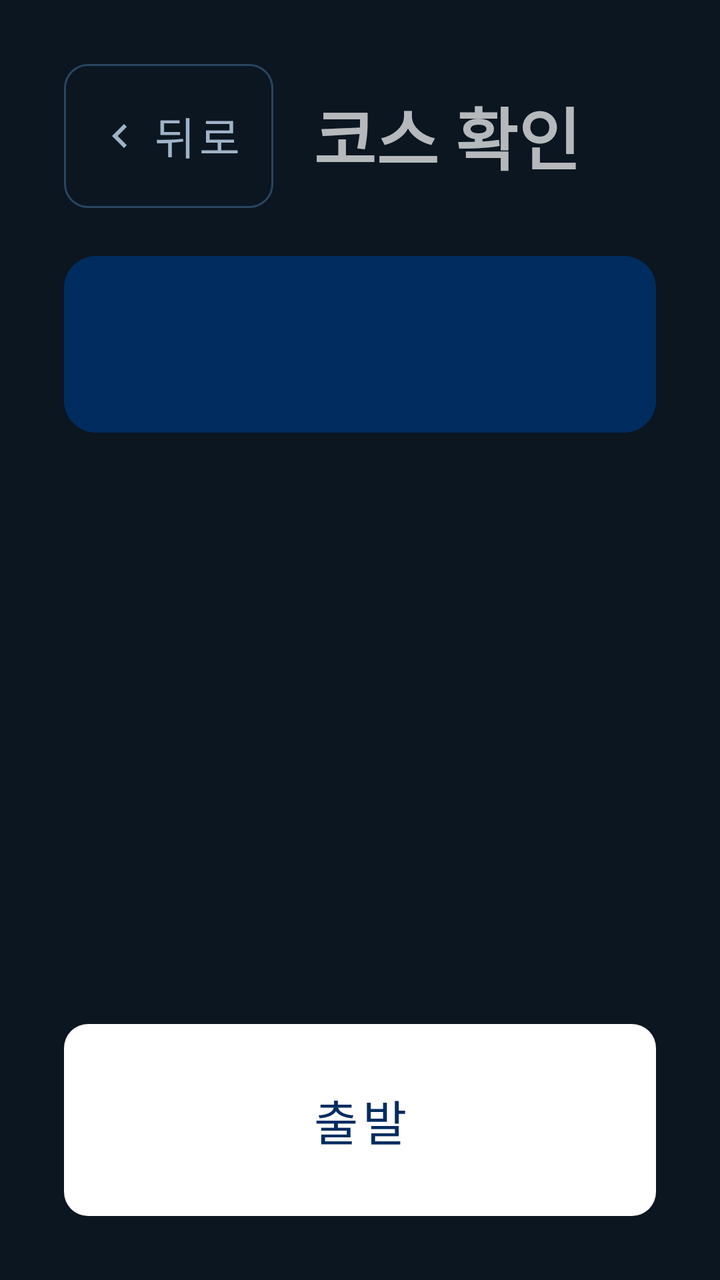
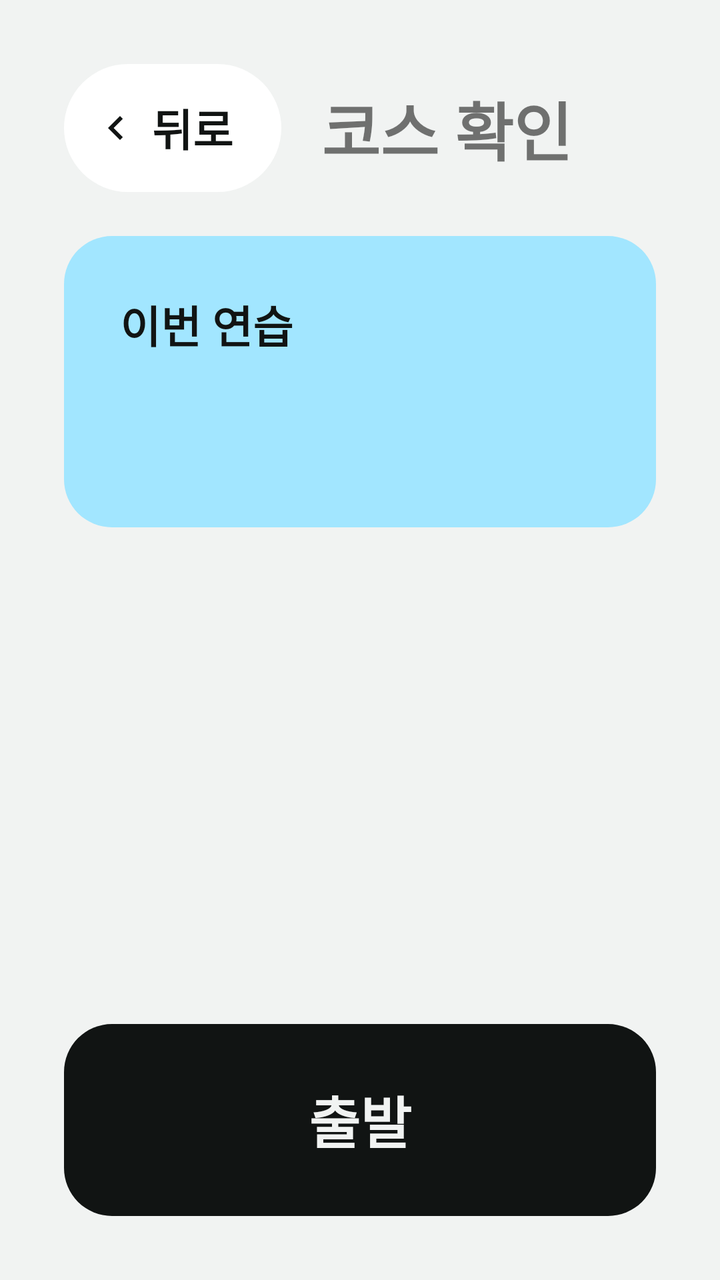

The first picture is an Android layout as it rendered before a commit; the second is the same layout after the commit. The layout source and the unified diff follow.
<!-- AndroidManifest.xml: application theme Theme.Jeonunbochocar -->
<!-- res/layout/screen_confirm.xml -->
<?xml version="1.0" encoding="utf-8"?>
<LinearLayout xmlns:android="http://schemas.android.com/apk/res/android"
    android:layout_width="match_parent"
    android:layout_height="match_parent"
    android:orientation="vertical"
    android:padding="32dp">

    <LinearLayout
        android:layout_width="match_parent"
        android:layout_height="wrap_content"
        android:gravity="center_vertical"
        android:orientation="horizontal">

        <Button
            android:id="@+id/btnBack"
            style="@style/Jb.Button.Back"
            android:layout_width="wrap_content"
            android:layout_height="72dp"
            android:layout_marginEnd="20dp"
            android:text="뒤로" />

        <TextView
            android:layout_width="wrap_content"
            android:layout_height="wrap_content"
            android:text="코스 확인"
            android:textSize="34sp"
            android:textStyle="bold" />
    </LinearLayout>

    <ScrollView
        android:layout_width="match_parent"
        android:layout_height="0dp"
        android:layout_marginTop="24dp"
        android:layout_weight="1">

        <LinearLayout
            android:layout_width="match_parent"
            android:layout_height="wrap_content"
            android:orientation="vertical">

            
            <LinearLayout
                android:layout_width="match_parent"
                android:layout_height="wrap_content"
                android:background="@drawable/bg_level_card"
                android:orientation="vertical"
                android:padding="24dp">

                <TextView
                    android:id="@+id/courseInfo"
                    android:layout_width="wrap_content"
                    android:layout_height="wrap_content"
                    android:textSize="30sp"
                    android:textStyle="bold" />

                <LinearLayout
                    android:id="@+id/routeLine"
                    android:layout_width="wrap_content"
                    android:layout_height="wrap_content"
                    android:layout_marginTop="4dp"
                    android:gravity="bottom"
                    android:orientation="horizontal"
                    android:visibility="gone">

                    <TextView
                        android:id="@+id/routeDistance"
                        android:layout_width="wrap_content"
                        android:layout_height="wrap_content"
                        android:textSize="56sp"
                        android:textStyle="bold" />

                    <TextView
                        android:id="@+id/routeTime"
                        android:layout_width="wrap_content"
                        android:layout_height="wrap_content"
                        android:layout_marginStart="16dp"
                        android:layout_marginBottom="8dp"
                        android:textColor="@color/jb_on_navy_secondary"
                        android:textSize="28sp"
                        android:textStyle="bold" />
                </LinearLayout>

                <TextView
                    android:id="@+id/routeNote"
                    android:layout_width="wrap_content"
                    android:layout_height="wrap_content"
                    android:layout_marginTop="4dp"
                    android:text="출발한 곳으로 다시 돌아와요"
                    android:textColor="@color/jb_on_navy_secondary"
                    android:textSize="22sp"
                    android:visibility="gone" />
            </LinearLayout>

            
            <LinearLayout
                android:id="@+id/summaryCard"
                android:layout_width="match_parent"
                android:layout_height="wrap_content"
                android:layout_marginTop="16dp"
                android:background="@drawable/bg_card"
                android:orientation="vertical"
                android:padding="24dp"
                android:visibility="gone">

                <TextView
                    android:layout_width="wrap_content"
                    android:layout_height="wrap_content"
                    android:text="이 코스에서 하게 될 것"
                    android:textColor="@color/jb_text_secondary"
                    android:textSize="22sp" />

                <LinearLayout
                    android:layout_width="match_parent"
                    android:layout_height="wrap_content"
                    android:layout_marginTop="12dp"
                    android:orientation="horizontal">

                    <TextView
                        android:id="@+id/statRight"
                        android:layout_width="0dp"
                        android:layout_height="wrap_content"
                        android:layout_weight="1"
                        android:background="@drawable/bg_stat"
                        android:gravity="center"
                        android:padding="12dp"
                        android:textSize="22sp" />

                    <TextView
                        android:id="@+id/statLeft"
                        android:layout_width="0dp"
                        android:layout_height="wrap_content"
                        android:layout_marginHorizontal="8dp"
                        android:layout_weight="1"
                        android:background="@drawable/bg_stat"
                        android:gravity="center"
                        android:padding="12dp"
                        android:textSize="22sp" />

                    <TextView
                        android:id="@+id/statUturn"
                        android:layout_width="0dp"
                        android:layout_height="wrap_content"
                        android:layout_weight="1"
                        android:background="@drawable/bg_stat"
                        android:gravity="center"
                        android:padding="12dp"
                        android:textSize="22sp" />
                </LinearLayout>

                <TextView
                    android:layout_width="wrap_content"
                    android:layout_height="wrap_content"
                    android:layout_marginTop="20dp"
                    android:text="연습 상황"
                    android:textColor="@color/jb_text_secondary"
                    android:textSize="22sp" />

                <TextView
                    android:id="@+id/routeSituations"
                    android:layout_width="wrap_content"
                    android:layout_height="wrap_content"
                    android:layout_marginTop="4dp"
                    android:textSize="26sp"
                    android:textStyle="bold" />

                <LinearLayout
                    android:id="@+id/routeFirstGroup"
                    android:layout_width="match_parent"
                    android:layout_height="wrap_content"
                    android:orientation="vertical">

                    <TextView
                        android:layout_width="wrap_content"
                        android:layout_height="wrap_content"
                        android:layout_marginTop="20dp"
                        android:text="출발하면 먼저"
                        android:textColor="@color/jb_text_secondary"
                        android:textSize="22sp" />

                    <TextView
                        android:id="@+id/routeFirst"
                        android:layout_width="wrap_content"
                        android:layout_height="wrap_content"
                        android:layout_marginTop="4dp"
                        android:textSize="26sp"
                        android:textStyle="bold" />

                    <TextView
                        android:id="@+id/routeFirstAdvice"
                        android:layout_width="wrap_content"
                        android:layout_height="wrap_content"
                        android:textColor="@color/jb_accent_soft"
                        android:textSize="22sp"
                        android:textStyle="bold" />
                </LinearLayout>
            </LinearLayout>

            
            <LinearLayout
                android:id="@+id/pointsCard"
                android:layout_width="match_parent"
                android:layout_height="wrap_content"
                android:layout_marginTop="16dp"
                android:background="@drawable/bg_card"
                android:orientation="vertical"
                android:padding="24dp"
                android:visibility="gone">

                <TextView
                    android:layout_width="wrap_content"
                    android:layout_height="wrap_content"
                    android:text="완주하면 받을 수 있는 포인트"
                    android:textColor="@color/jb_text_secondary"
                    android:textSize="22sp" />

                <LinearLayout
                    android:id="@+id/pointRows"
                    android:layout_width="match_parent"
                    android:layout_height="wrap_content"
                    android:orientation="vertical" />
            </LinearLayout>
        </LinearLayout>
    </ScrollView>

    <Button
        android:id="@+id/btnStart"
        style="@style/Jb.Button.Primary"
        android:layout_width="match_parent"
        android:layout_height="96dp"
        android:layout_marginTop="16dp"
        android:text="출발" />
</LinearLayout>
<!-- resources referenced by this layout -->
<resources>
  <color name="jb_accent_soft">#6FD8F2</color>
  <color name="jb_on_navy_secondary">#B9D3EA</color>
  <color name="jb_text_secondary">#9FB3C8</color>
  <!-- drawable bg_card (drawable) -->
  <?xml version="1.0" encoding="utf-8"?>
  <shape xmlns:android="http://schemas.android.com/apk/res/android">
      <solid android:color="@color/jb_card" />
      <corners android:radius="16dp" />
  </shape>
  <!-- drawable bg_level_card (drawable) -->
  <?xml version="1.0" encoding="utf-8"?>
  <shape xmlns:android="http://schemas.android.com/apk/res/android">
      <solid android:color="@color/jb_navy" />
      <corners android:radius="16dp" />
  </shape>
  <!-- drawable bg_stat (drawable) -->
  <?xml version="1.0" encoding="utf-8"?>
  <shape xmlns:android="http://schemas.android.com/apk/res/android">
      <solid android:color="@color/jb_background" />
      <stroke android:width="1dp" android:color="@color/jb_outline" />
      <corners android:radius="12dp" />
  </shape>
  <style name="Jb.Button.Back" parent="Widget.MaterialComponents.Button.OutlinedButton">
          <item name="strokeColor">@color/jb_outline</item>
          <item name="android:textColor">@color/jb_text_secondary</item>
          <item name="android:textSize">22sp</item>
          <item name="cornerRadius">12dp</item>
          <item name="icon">@drawable/ic_chevron_left</item>
          <item name="iconTint">@color/jb_text_secondary</item>
          <item name="android:minHeight">72dp</item>
          <item name="android:insetTop">0dp</item>
          <item name="android:insetBottom">0dp</item>
      </style>
  <style name="Jb.Button.Primary">
          <item name="backgroundTint">@color/white</item>
          <item name="android:textColor">@color/jb_navy</item>
      </style>
  <style name="Theme.Jeonunbochocar" parent="Theme.MaterialComponents.NoActionBar">
          <item name="colorPrimary">@color/jb_accent</item>
          <item name="colorPrimaryVariant">@color/jb_navy</item>
          <item name="colorOnPrimary">@color/jb_background</item>
          <item name="colorSecondary">@color/jb_accent</item>
          <item name="colorOnSecondary">@color/jb_background</item>
          <item name="android:windowBackground">@color/jb_background</item>
          <item name="android:statusBarColor">@color/jb_background</item>
          <item name="materialButtonStyle">@style/Jb.Button</item>
      </style>
  <color name="jb_card">#13283F</color>
  <color name="jb_navy">#002C5F</color>
  <color name="jb_background">#0B1620</color>
  <color name="jb_outline">#2A4560</color>
  <color name="jb_accent">#00AAD2</color>
  <style name="Jb.Button" parent="Widget.MaterialComponents.Button.UnelevatedButton">
          <item name="backgroundTint">@color/jb_card</item>
          <item name="android:textColor">@color/white</item>
          <item name="android:textSize">24sp</item>
          <item name="cornerRadius">12dp</item>
          <item name="android:insetTop">0dp</item>
          <item name="android:insetBottom">0dp</item>
      </style>
  <!-- unchanged entries left out for length: 2 -->
</resources>

<!-- the commit's change to res/layout/screen_confirm.xml (unified diff, before → after) -->
@@ -15,22 +15,19 @@
             android:id="@+id/btnBack"
             style="@style/Jb.Button.Back"
             android:layout_width="wrap_content"
-            android:layout_height="72dp"
+            android:layout_height="64dp"
             android:layout_marginEnd="20dp"
             android:text="뒤로" />
 
         <TextView
-            android:layout_width="wrap_content"
-            android:layout_height="wrap_content"
-            android:text="코스 확인"
-            android:textSize="34sp"
-            android:textStyle="bold" />
+            style="@style/Jb.HeaderTitle"
+            android:text="코스 확인" />
     </LinearLayout>
 
     <ScrollView
         android:layout_width="match_parent"
         android:layout_height="0dp"
-        android:layout_marginTop="24dp"
+        android:layout_marginTop="22dp"
         android:layout_weight="1">
 
         <LinearLayout
@@ -42,52 +39,77 @@
             <LinearLayout
                 android:layout_width="match_parent"
                 android:layout_height="wrap_content"
-                android:background="@drawable/bg_level_card"
+                android:background="@drawable/bg_block"
+                android:backgroundTint="@color/jb_sky"
                 android:orientation="vertical"
-                android:padding="24dp">
+                android:padding="28dp">
+
+                <TextView
+                    style="@style/Jb.OnBlock"
+                    android:text="이번 연습" />
 
                 <TextView
                     android:id="@+id/courseInfo"
-                    android:layout_width="wrap_content"
-                    android:layout_height="wrap_content"
-                    android:textSize="30sp"
-                    android:textStyle="bold" />
+                    style="@style/Jb.OnBlock"
+                    android:layout_marginTop="4dp"
+                    android:textSize="40sp" />
 
                 <LinearLayout
                     android:id="@+id/routeLine"
-                    android:layout_width="wrap_content"
-                    android:layout_height="wrap_content"
-                    android:layout_marginTop="4dp"
-                    android:gravity="bottom"
+                    android:layout_width="match_parent"
+                    android:layout_height="wrap_content"
+                    android:layout_marginTop="20dp"
                     android:orientation="horizontal"
                     android:visibility="gone">
 
-                    <TextView
-                        android:id="@+id/routeDistance"
-                        android:layout_width="wrap_content"
-                        android:layout_height="wrap_content"
-                        android:textSize="56sp"
-                        android:textStyle="bold" />
-
-                    <TextView
-                        android:id="@+id/routeTime"
-                        android:layout_width="wrap_content"
-                        android:layout_height="wrap_content"
-                        android:layout_marginStart="16dp"
-                        android:layout_marginBottom="8dp"
-                        android:textColor="@color/jb_on_navy_secondary"
-                        android:textSize="28sp"
-                        android:textStyle="bold" />
+                    <LinearLayout
+                        android:layout_width="0dp"
+                        android:layout_height="wrap_content"
+                        android:layout_marginEnd="6dp"
+                        android:layout_weight="1"
+                        android:background="@drawable/bg_block"
+                        android:orientation="vertical"
+                        android:paddingHorizontal="20dp"
+                        android:paddingVertical="18dp">
+
+                        <TextView
+                            style="@style/Jb.OnBlock"
+                            android:text="실제 거리"
+                            android:textColor="@color/jb_on_block_secondary" />
+
+                        <TextView
+                            android:id="@+id/routeDistance"
+                            style="@style/Jb.OnBlock"
+                            android:textSize="44sp" />
+                    </LinearLayout>
+
+                    <LinearLayout
+                        android:layout_width="0dp"
+                        android:layout_height="wrap_content"
+                        android:layout_marginStart="6dp"
+                        android:layout_weight="1"
+                        android:background="@drawable/bg_block"
+                        android:orientation="vertical"
+                        android:paddingHorizontal="20dp"
+                        android:paddingVertical="18dp">
+
+                        <TextView
+                            style="@style/Jb.OnBlock"
+                            android:text="예상 시간"
+                            android:textColor="@color/jb_on_block_secondary" />
+
+                        <TextView
+                            android:id="@+id/routeTime"
+                            style="@style/Jb.OnBlock"
+                            android:textSize="44sp" />
+                    </LinearLayout>
                 </LinearLayout>
 
                 <TextView
                     android:id="@+id/routeNote"
-                    android:layout_width="wrap_content"
-                    android:layout_height="wrap_content"
-                    android:layout_marginTop="4dp"
+                    style="@style/Jb.OnBlock"
+                    android:layout_marginTop="16dp"
                     android:text="출발한 곳으로 다시 돌아와요"
-                    android:textColor="@color/jb_on_navy_secondary"
-                    android:textSize="22sp"
                     android:visibility="gone" />
             </LinearLayout>
 
@@ -96,18 +118,16 @@
                 android:id="@+id/summaryCard"
                 android:layout_width="match_parent"
                 android:layout_height="wrap_content"
-                android:layout_marginTop="16dp"
-                android:background="@drawable/bg_card"
+                android:layout_marginTop="14dp"
+                android:background="@drawable/bg_block"
+                android:backgroundTint="@color/jb_surface"
                 android:orientation="vertical"
                 android:padding="24dp"
                 android:visibility="gone">
 
                 <TextView
-                    android:layout_width="wrap_content"
-                    android:layout_height="wrap_content"
-                    android:text="이 코스에서 하게 될 것"
-                    android:textColor="@color/jb_text_secondary"
-                    android:textSize="22sp" />
+                    style="@style/Jb.Label"
+                    android:text="이 코스에서 하게 될 것" />
 
                 <LinearLayout
                     android:layout_width="match_parent"
@@ -115,45 +135,46 @@
                     android:layout_marginTop="12dp"
                     android:orientation="horizontal">
 
-                    <TextView
-                        android:id="@+id/statRight"
-                        android:layout_width="0dp"
-                        android:layout_height="wrap_content"
-                        android:layout_weight="1"
-                        android:background="@drawable/bg_stat"
-                        android:gravity="center"
-                        android:padding="12dp"
-                        android:textSize="22sp" />
-
-                    <TextView
-                        android:id="@+id/statLeft"
-                        android:layout_width="0dp"
-                        android:layout_height="wrap_content"
-                        android:layout_marginHorizontal="8dp"
-                        android:layout_weight="1"
-                        android:background="@drawable/bg_stat"
-                        android:gravity="center"
-                        android:padding="12dp"
-                        android:textSize="22sp" />
-
-                    <TextView
-                        android:id="@+id/statUturn"
-                        android:layout_width="0dp"
-                        android:layout_height="wrap_content"
-                        android:layout_weight="1"
-                        android:background="@drawable/bg_stat"
-                        android:gravity="center"
-                        android:padding="12dp"
-                        android:textSize="22sp" />
-                </LinearLayout>
-
-                <TextView
-                    android:layout_width="wrap_content"
-                    android:layout_height="wrap_content"
+                    <LinearLayout style="@style/Jb.Stat">
+
+                        <TextView
+                            android:id="@+id/statRight"
+                            style="@style/Jb.StatValue" />
+
+                        <TextView
+                            style="@style/Jb.Label"
+                            android:text="우회전" />
+                    </LinearLayout>
+
+                    <LinearLayout
+                        style="@style/Jb.Stat"
+                        android:layout_marginHorizontal="12dp">
+
+                        <TextView
+                            android:id="@+id/statLeft"
+                            style="@style/Jb.StatValue" />
+
+                        <TextView
+                            style="@style/Jb.Label"
+                            android:text="좌회전" />
+                    </LinearLayout>
+
+                    <LinearLayout style="@style/Jb.Stat">
+
+                        <TextView
+                            android:id="@+id/statUturn"
+                            style="@style/Jb.StatValue" />
+
+                        <TextView
+                            style="@style/Jb.Label"
+                            android:text="유턴" />
+                    </LinearLayout>
+                </LinearLayout>
+
+                <TextView
+                    style="@style/Jb.Label"
                     android:layout_marginTop="20dp"
-                    android:text="연습 상황"
-                    android:textColor="@color/jb_text_secondary"
-                    android:textSize="22sp" />
+                    android:text="연습 상황" />
 
                 <TextView
                     android:id="@+id/routeSituations"
@@ -170,12 +191,9 @@
                     android:orientation="vertical">
 
                     <TextView
-                        android:layout_width="wrap_content"
-                        android:layout_height="wrap_content"
+                        style="@style/Jb.Label"
                         android:layout_marginTop="20dp"
-                        android:text="출발하면 먼저"
-                        android:textColor="@color/jb_text_secondary"
-                        android:textSize="22sp" />
+                        android:text="출발하면 먼저" />
 
                     <TextView
                         android:id="@+id/routeFirst"
@@ -189,9 +207,7 @@
                         android:id="@+id/routeFirstAdvice"
                         android:layout_width="wrap_content"
                         android:layout_height="wrap_content"
-                        android:textColor="@color/jb_accent_soft"
-                        android:textSize="22sp"
-                        android:textStyle="bold" />
+                        android:textSize="22sp" />
                 </LinearLayout>
             </LinearLayout>
 
@@ -200,23 +216,48 @@
                 android:id="@+id/pointsCard"
                 android:layout_width="match_parent"
                 android:layout_height="wrap_content"
-                android:layout_marginTop="16dp"
-                android:background="@drawable/bg_card"
+                android:layout_marginTop="14dp"
+                android:background="@drawable/bg_block"
+                android:backgroundTint="@color/jb_lime"
                 android:orientation="vertical"
-                android:padding="24dp"
+                android:paddingHorizontal="28dp"
+                android:paddingVertical="22dp"
                 android:visibility="gone">
 
-                <TextView
-                    android:layout_width="wrap_content"
-                    android:layout_height="wrap_content"
-                    android:text="완주하면 받을 수 있는 포인트"
-                    android:textColor="@color/jb_text_secondary"
-                    android:textSize="22sp" />
+                <LinearLayout
+                    android:layout_width="match_parent"
+                    android:layout_height="wrap_content"
+                    android:gravity="center_vertical"
+                    android:orientation="horizontal">
+
+                    <TextView
+                        android:id="@+id/bestTotal"
+                        style="@style/Jb.OnBlock"
+                        android:textSize="48sp" />
+
+                    <LinearLayout
+                        android:layout_width="wrap_content"
+                        android:layout_height="wrap_content"
+                        android:layout_marginStart="20dp"
+                        android:orientation="vertical">
+
+                        <TextView
+                            style="@style/Jb.OnBlock"
+                            android:text="완주하면 최대"
+                            android:textSize="24sp" />
+
+                        <TextView
+                            android:id="@+id/bestNote"
+                            style="@style/Jb.OnBlock"
+                            android:textColor="@color/jb_on_block_secondary" />
+                    </LinearLayout>
+                </LinearLayout>
 
                 <LinearLayout
                     android:id="@+id/pointRows"
                     android:layout_width="match_parent"
                     android:layout_height="wrap_content"
+                    android:layout_marginTop="8dp"
                     android:orientation="vertical" />
             </LinearLayout>
         </LinearLayout>
<!-- resource entries referenced after the edit -->
@@ -1,62 +1,93 @@
 <!-- resources referenced by this layout -->
 <resources>
-  <color name="jb_accent_soft">#6FD8F2</color>
-  <color name="jb_on_navy_secondary">#B9D3EA</color>
-  <color name="jb_text_secondary">#9FB3C8</color>
-  <!-- drawable bg_card (drawable) -->
+  <color name="jb_lime">#C6F073</color>
+  <color name="jb_on_block_secondary">#2A302C</color>
+  <color name="jb_sky">#A2E6FF</color>
+  <color name="jb_surface">#FFFFFF</color>
+  <!-- drawable bg_block (drawable) -->
   <?xml version="1.0" encoding="utf-8"?>
   <shape xmlns:android="http://schemas.android.com/apk/res/android">
-      <solid android:color="@color/jb_card" />
-      <corners android:radius="16dp" />
+      <solid android:color="@color/white" />
+      <corners android:radius="24dp" />
   </shape>
-  <!-- drawable bg_level_card (drawable) -->
-  <?xml version="1.0" encoding="utf-8"?>
-  <shape xmlns:android="http://schemas.android.com/apk/res/android">
-      <solid android:color="@color/jb_navy" />
-      <corners android:radius="16dp" />
-  </shape>
-  <!-- drawable bg_stat (drawable) -->
-  <?xml version="1.0" encoding="utf-8"?>
-  <shape xmlns:android="http://schemas.android.com/apk/res/android">
-      <solid android:color="@color/jb_background" />
-      <stroke android:width="1dp" android:color="@color/jb_outline" />
-      <corners android:radius="12dp" />
-  </shape>
-  <style name="Jb.Button.Back" parent="Widget.MaterialComponents.Button.OutlinedButton">
-          <item name="strokeColor">@color/jb_outline</item>
+  <color name="jb_text_secondary">#56605B</color>
+  <color name="jb_on_block">#111413</color>
+  <style name="Jb.Button.Back">
+          <item name="cornerRadius">32dp</item>
+          <item name="icon">@drawable/ic_chevron_left</item>
+          <item name="iconTint">@color/jb_text</item>
+          <item name="iconPadding">6dp</item>
+          <item name="android:minHeight">64dp</item>
+          <item name="android:paddingStart">14dp</item>
+          <item name="android:paddingEnd">24dp</item>
+      </style>
+  <style name="Jb.Button.Primary">
+          <item name="backgroundTint">@color/jb_primary</item>
+          <item name="android:textColor">@color/jb_on_primary</item>
+          <item name="android:textSize">28sp</item>
+          <item name="cornerRadius">24dp</item>
+      </style>
+  <style name="Jb.HeaderTitle" parent="">
+          <item name="android:layout_width">wrap_content</item>
+          <item name="android:layout_height">wrap_content</item>
+          <item name="android:textSize">32sp</item>
+          <item name="android:textStyle">bold</item>
+      </style>
+  <style name="Jb.Label" parent="">
+          <item name="android:layout_width">wrap_content</item>
+          <item name="android:layout_height">wrap_content</item>
           <item name="android:textColor">@color/jb_text_secondary</item>
           <item name="android:textSize">22sp</item>
-          <item name="cornerRadius">12dp</item>
-          <item name="icon">@drawable/ic_chevron_left</item>
-          <item name="iconTint">@color/jb_text_secondary</item>
-          <item name="android:minHeight">72dp</item>
-          <item name="android:insetTop">0dp</item>
-          <item name="android:insetBottom">0dp</item>
+          <item name="android:textStyle">bold</item>
       </style>
-  <style name="Jb.Button.Primary">
-          <item name="backgroundTint">@color/white</item>
-          <item name="android:textColor">@color/jb_navy</item>
+  <style name="Jb.OnBlock" parent="">
+          <item name="android:layout_width">wrap_content</item>
+          <item name="android:layout_height">wrap_content</item>
+          <item name="android:textColor">@color/jb_on_block</item>
+          <item name="android:textSize">22sp</item>
+          <item name="android:textStyle">bold</item>
       </style>
-  <style name="Theme.Jeonunbochocar" parent="Theme.MaterialComponents.NoActionBar">
-          <item name="colorPrimary">@color/jb_accent</item>
-          <item name="colorPrimaryVariant">@color/jb_navy</item>
-          <item name="colorOnPrimary">@color/jb_background</item>
-          <item name="colorSecondary">@color/jb_accent</item>
-          <item name="colorOnSecondary">@color/jb_background</item>
+  <style name="Jb.Stat" parent="">
+          <item name="android:layout_width">0dp</item>
+          <item name="android:layout_height">wrap_content</item>
+          <item name="android:layout_weight">1</item>
+          <item name="android:background">@drawable/bg_block</item>
+          <item name="android:backgroundTint">@color/jb_background</item>
+          <item name="android:gravity">center</item>
+          <item name="android:orientation">vertical</item>
+          <item name="android:paddingVertical">14dp</item>
+      </style>
+  <style name="Jb.StatValue" parent="">
+          <item name="android:layout_width">wrap_content</item>
+          <item name="android:layout_height">wrap_content</item>
+          <item name="android:textSize">44sp</item>
+          <item name="android:textStyle">bold</item>
+      </style>
+  <style name="Theme.Jeonunbochocar" parent="Theme.MaterialComponents.DayNight.NoActionBar">
+          <item name="colorPrimary">@color/jb_primary</item>
+          <item name="colorPrimaryVariant">@color/jb_primary</item>
+          <item name="colorOnPrimary">@color/jb_on_primary</item>
+          <item name="colorSecondary">@color/jb_primary</item>
+          <item name="colorOnSecondary">@color/jb_on_primary</item>
+          <item name="android:textColorPrimary">@color/jb_text</item>
+          <item name="android:textColorSecondary">@color/jb_text_secondary</item>
           <item name="android:windowBackground">@color/jb_background</item>
           <item name="android:statusBarColor">@color/jb_background</item>
+          <item name="android:windowLightStatusBar">@bool/jb_light_bars</item>
           <item name="materialButtonStyle">@style/Jb.Button</item>
       </style>
-  <color name="jb_card">#13283F</color>
-  <color name="jb_navy">#002C5F</color>
-  <color name="jb_background">#0B1620</color>
-  <color name="jb_outline">#2A4560</color>
-  <color name="jb_accent">#00AAD2</color>
+  <color name="jb_text">#111413</color>
+  <color name="jb_primary">#111413</color>
+  <color name="jb_on_primary">#F1F3F2</color>
+  <color name="jb_background">#F1F3F2</color>
   <style name="Jb.Button" parent="Widget.MaterialComponents.Button.UnelevatedButton">
-          <item name="backgroundTint">@color/jb_card</item>
-          <item name="android:textColor">@color/white</item>
-          <item name="android:textSize">24sp</item>
-          <item name="cornerRadius">12dp</item>
+          <item name="backgroundTint">@color/jb_surface</item>
+          <item name="android:textColor">@color/jb_text</item>
+          <item name="android:textSize">22sp</item>
+          <item name="android:textStyle">bold</item>
+          <item name="android:textAllCaps">false</item>
+          <item name="android:letterSpacing">0</item>
+          <item name="cornerRadius">20dp</item>
           <item name="android:insetTop">0dp</item>
           <item name="android:insetBottom">0dp</item>
       </style>
